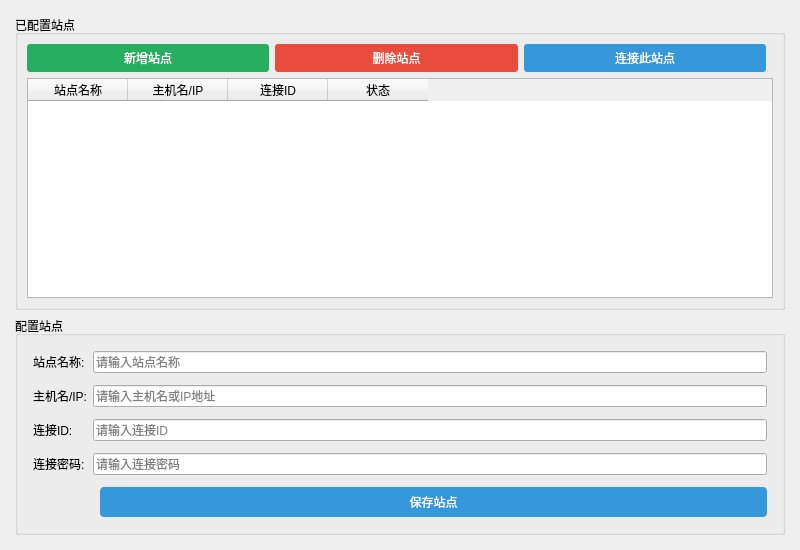
Above: ui/sitemanagementwidget.ui from 1034569185/1034569185 before the change. Below: the same form after it.
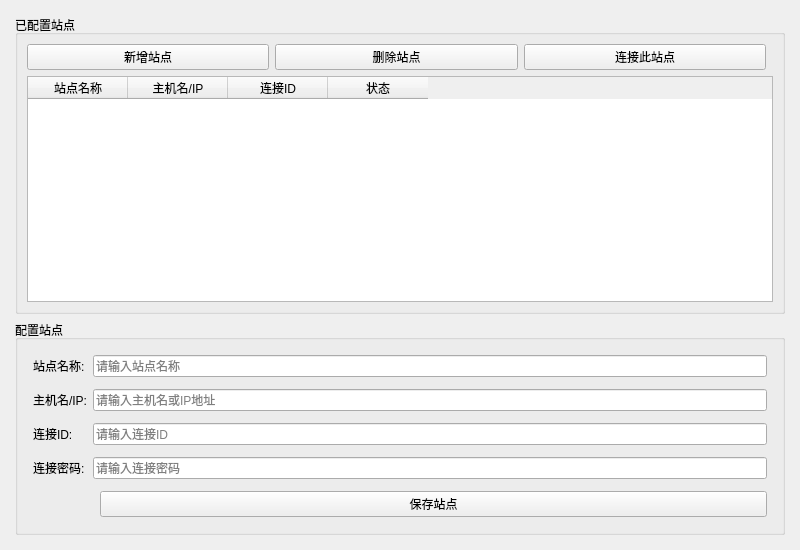
That is the form after the change.

Commit message:
Polish QSS skin integration and remove inline style overrides
Agent-Logs-Url: https://github.com/1034569185/1034569185/sessions/25855561-4c25-4243-ade2-edfe54ba42ff

What changed in the file:
```diff
--- a/ui/sitemanagementwidget.ui
+++ b/ui/sitemanagementwidget.ui
@@ -40,10 +40,6 @@
           <property name="text">
            <string>新增站点</string>
           </property>
-          <property name="styleSheet">
-           <string>QPushButton { background-color: #27ae60; color: white; padding: 5px 15px; border: none; border-radius: 3px; }
-QPushButton:hover { background-color: #229954; }</string>
-          </property>
          </widget>
         </item>
         <item>
@@ -51,10 +47,6 @@
           <property name="text">
            <string>删除站点</string>
           </property>
-          <property name="styleSheet">
-           <string>QPushButton { background-color: #e74c3c; color: white; padding: 5px 15px; border: none; border-radius: 3px; }
-QPushButton:hover { background-color: #c0392b; }</string>
-          </property>
          </widget>
         </item>
         <item>
@@ -62,10 +54,6 @@
           <property name="text">
            <string>连接此站点</string>
           </property>
-          <property name="styleSheet">
-           <string>QPushButton { background-color: #3498db; color: white; padding: 5px 15px; border: none; border-radius: 3px; }
-QPushButton:hover { background-color: #2980b9; }</string>
-          </property>
          </widget>
         </item>
         <item>
@@ -205,10 +193,6 @@
           <property name="text">
            <string>保存站点</string>
           </property>
-          <property name="styleSheet">
-           <string>QPushButton { background-color: #3498db; color: white; padding: 6px 15px; border: none; border-radius: 4px; }
-QPushButton:hover { background-color: #2980b9; }</string>
-          </property>
          </widget>
         </item>
        </layout>
```
The commit also changes 13 other files.
